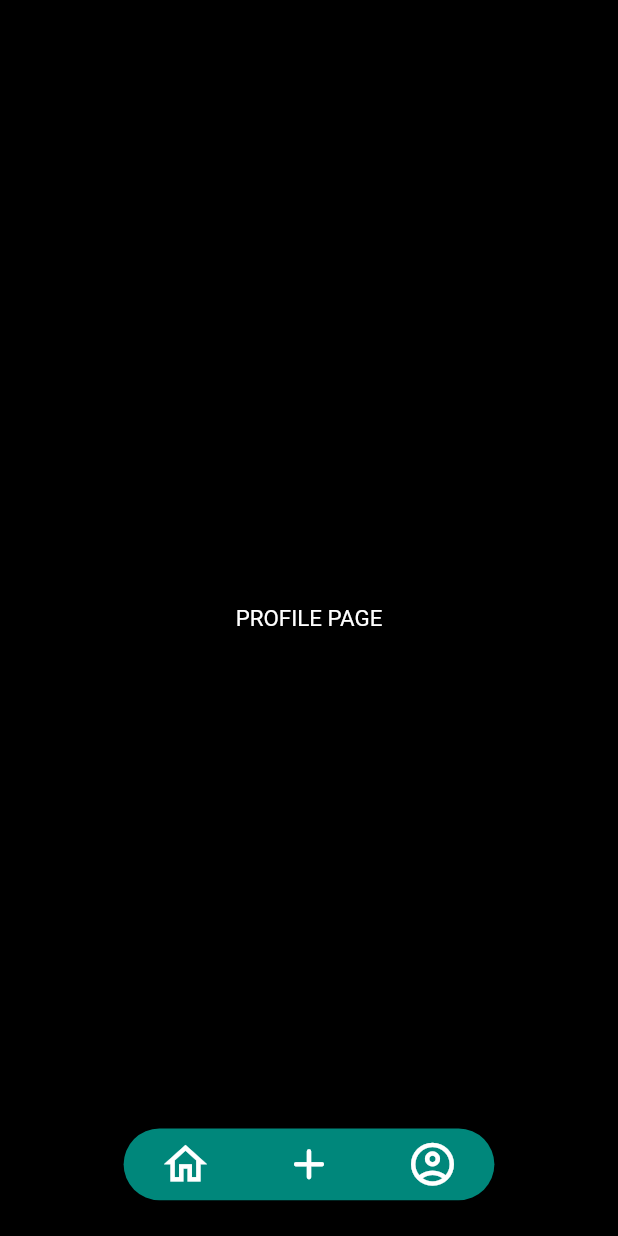
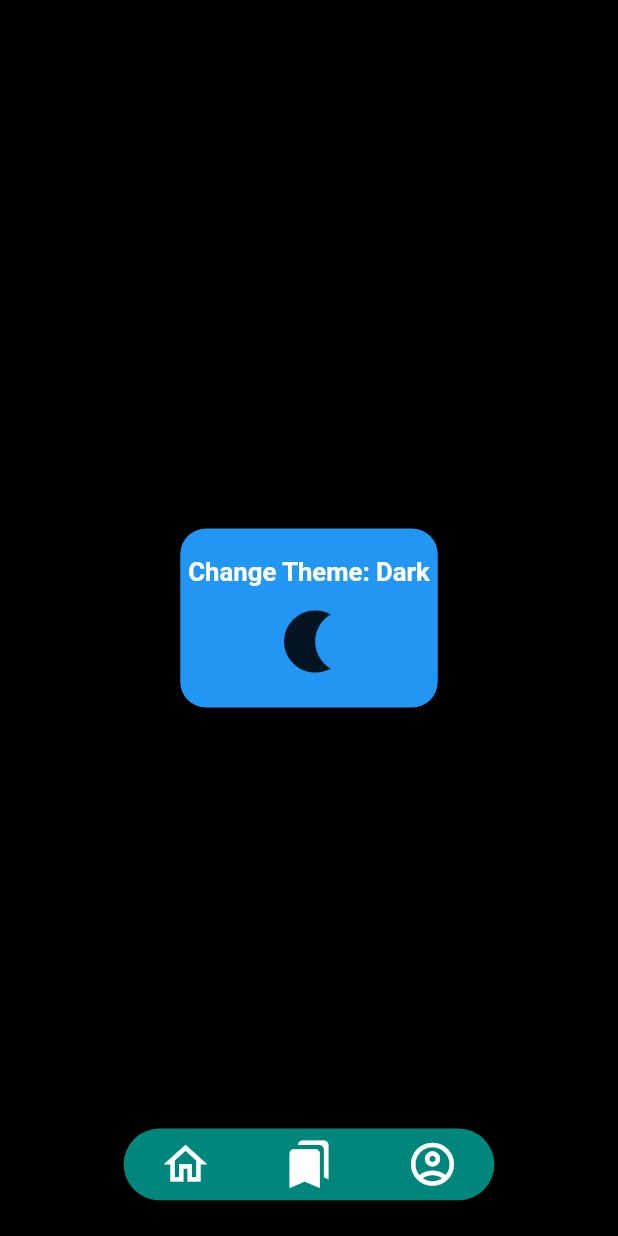
Before and after one commit to Wamwea/clean_architecture, a Flutter app: the screen it shows after launch, after a tap on the "account circle" icon, on a phone screen of 412 x 824 dp. Run offline on Flutter 3.47's test engine with Material 2 defaults, Android fonts, the phone set to English and light mode, and no system bars; our stand-ins replace cached_network_image, card_swiper, dartz, dio, equatable, flutter_hooks and 11 more; missing offline and left inert: webfeed; accounts and stored records are empty; network calls fail.

Commit message:
fixes and refactors

```diff
--- a/lib/main.dart
+++ b/lib/main.dart
@@ -1,6 +1,7 @@
 import 'package:clean_architecture/injector.dart' as di;
 import 'package:clean_architecture/presentation/styling/theme_provider.dart';
 import 'package:clean_architecture/presentation/views/home_page.dart';
+import 'package:clean_architecture/presentation/views/splash_screen.dart';
 import 'package:flutter/material.dart';
 import 'package:flutter_hooks/flutter_hooks.dart';
 import 'package:flutter_riverpod/flutter_riverpod.dart';
@@ -18,28 +19,13 @@ void main() async {
           builder: (context) => const MyApp())));
 }
 
-class MyApp extends ConsumerStatefulWidget {
+class MyApp extends StatelessWidget {
   const MyApp({Key? key}) : super(key: key);
 
   @override
-  ConsumerState<MyApp> createState() => _MyAppState();
-}
-
-class _MyAppState extends ConsumerState<MyApp> {
-  @override
-  void initState() {
-    ref.read(darkModeProvider.notifier).getTheme();
-    super.initState();
-  }
-
-  @override
   Widget build(BuildContext context) {
-    return MaterialApp(
-      title: 'Flutter Demo',
-      theme: ThemeData(
-        primarySwatch: Colors.blue,
-      ),
-      home: const HomeScreen(),
+    return const MaterialApp(
+      home: SplashScreen(),
     );
   }
 }
--- a/lib/presentation/styling/theme_provider.dart
+++ b/lib/presentation/styling/theme_provider.dart
@@ -7,7 +7,7 @@ import '../../domain/repositories/local_repository.dart';
 class DarkMode extends StateNotifier<bool> {
   DarkMode() : super(true);
 
-  getTheme() async {
+  Future<void> getTheme() async {
     var response = await locator<LocalRepository>().getTheme();
     response.fold((l) {}, (r) {
       state = r;
--- a/lib/presentation/views/home_page.dart
+++ b/lib/presentation/views/home_page.dart
@@ -37,9 +37,8 @@ class HomeScreen extends ConsumerWidget {
           appBar: ref.watch(toggleProvider)
               ? AppBar(
                   automaticallyImplyLeading: false,
-                  backgroundColor: ref.watch(darkModeProvider)
-                      ? Colors.black
-                      : const Color.fromARGB(255, 71, 59, 59),
+                  backgroundColor:
+                      ref.watch(darkModeProvider) ? Colors.black : Colors.teal,
                   title: Row(
                       mainAxisAlignment: MainAxisAlignment.center,
                       children: [
--- /dev/null
+++ b/lib/presentation/views/profile_page.dart
@@ -0,0 +1,54 @@
+import 'package:clean_architecture/presentation/styling/styles.dart';
+import 'package:flutter_riverpod/flutter_riverpod.dart';
+import 'package:flutter/material.dart';
+import 'package:flutter_screenutil/flutter_screenutil.dart';
+
+import '../styling/theme_provider.dart';
+import '../widgets/scaffold_widget.dart';
+import '../widgets/text_widget.dart';
+
+class ProfilePage extends ConsumerWidget {
+  const ProfilePage({Key? key}) : super(key: key);
+
+  @override
+  Widget build(BuildContext context, WidgetRef ref) {
+    return NiuzzScaffold(
+        body: Center(
+          child: Container(
+            decoration: BoxDecoration(
+                color:
+                    ref.watch(darkModeProvider) ? Colors.blue : Colors.orange,
+                borderRadius: BorderRadius.all(Radius.circular(15.r))),
+            height: 100.h,
+            width: 150.w,
+            child: GestureDetector(
+                onTap: () =>
+                    ref.read(darkModeProvider.notifier).toggleDarkMode(),
+                child: Column(
+                  mainAxisAlignment: MainAxisAlignment.center,
+                  children: [
+                    NiuzzText(
+                      'Change Theme: ${ref.watch(darkModeProvider) ? 'Dark' : 'Light'}',
+                      style: labelTextStyle,
+                    ),
+                    SizedBox(
+                      height: 10.h,
+                    ),
+                    AnimatedSwitcher(
+                        duration: const Duration(seconds: 1),
+                        child: ref.watch(darkModeProvider)
+                            ? Icon(
+                                Icons.nightlight,
+                                size: 50.sm,
+                              )
+                            : Icon(
+                                Icons.sunny,
+                                size: 50.sm,
+                              )),
+                  ],
+                )),
+          ),
+        ),
+        showBottomBar: true);
+  }
+}
--- /dev/null
+++ b/lib/presentation/views/splash_screen.dart
@@ -0,0 +1,50 @@
+import 'package:clean_architecture/presentation/styling/styles.dart';
+import 'package:clean_architecture/presentation/styling/theme_provider.dart';
+import 'package:clean_architecture/presentation/views/home_page.dart';
+import 'package:clean_architecture/presentation/widgets/scaffold_widget.dart';
+import 'package:flutter/material.dart';
+import 'package:flutter_riverpod/flutter_riverpod.dart';
+import 'package:flutter_spinkit/flutter_spinkit.dart';
+
+class SplashScreen extends ConsumerStatefulWidget {
+  const SplashScreen({Key? key}) : super(key: key);
+
+  @override
+  ConsumerState<SplashScreen> createState() => _SplashScreenState();
+}
+
+class _SplashScreenState extends ConsumerState<SplashScreen> {
+  @override
+  void initState() {
+    initializeApp();
+    super.initState();
+  }
+
+  void initializeApp() async {
+    await ref.read(darkModeProvider.notifier).getTheme();
+    await Future.delayed(Duration(seconds: 2));
+    Navigator.push(
+        context, MaterialPageRoute(builder: (context) => const HomeScreen()));
+  }
+
+  @override
+  Widget build(BuildContext context) {
+    return Scaffold(
+      backgroundColor: Colors.black,
+      body: Column(
+        mainAxisAlignment: MainAxisAlignment.center,
+        children: [
+          Text('NIUZZ',
+              style: normalTextStyle.copyWith(
+                  fontStyle: FontStyle.italic,
+                  fontSize: 50,
+                  color: Colors.white)),
+          const SizedBox(
+            height: 10,
+          ),
+          const SpinKitPianoWave(color: Colors.pinkAccent)
+        ],
+      ),
+    );
+  }
+}
--- /dev/null
+++ b/lib/presentation/widgets/bottom_bar.dart
@@ -0,0 +1,96 @@
+import 'package:clean_architecture/presentation/widgets/text_widget.dart';
+import 'package:flutter/material.dart';
+import 'package:flutter_riverpod/flutter_riverpod.dart';
+import 'package:flutter_screenutil/flutter_screenutil.dart';
+
+import '../views/home_page.dart';
+import '../views/profile_page.dart';
+import '../views/saved_news_page.dart';
+
+class NiuzzBottomBar extends ConsumerWidget {
+  const NiuzzBottomBar({
+    Key? key,
+    required this.showBottomBar,
+  }) : super(key: key);
+
+  final bool showBottomBar;
+
+  @override
+  Widget build(BuildContext context, WidgetRef ref) {
+    return AnimatedOpacity(
+      duration: const Duration(milliseconds: 300),
+      opacity: showBottomBar ? 1 : 0,
+      child: Hero(
+        tag: 'hero',
+        child: Padding(
+          padding: EdgeInsets.only(bottom: 20.h),
+          child: Align(
+            alignment: Alignment.bottomCenter,
+            child: Container(
+              height: 40.h,
+              clipBehavior: Clip.hardEdge,
+              width: MediaQuery.of(context).size.width * 0.6,
+              decoration: BoxDecoration(
+                  color: Colors.teal.withOpacity(0.9),
+                  borderRadius: BorderRadius.all(
+                    Radius.circular(30.r),
+                  )),
+              child: ClipRRect(
+                borderRadius: BorderRadius.all(
+                  Radius.circular(30.r),
+                ),
+                child: Row(
+                  children: [
+                    Expanded(
+                      child: GestureDetector(
+                        onTap: () => Navigator.push(
+                            context,
+                            MaterialPageRoute(
+                                builder: (context) => const HomeScreen())),
+                        child: Center(
+                            child: Icon(
+                          Icons.home_outlined,
+                          color: Colors.white,
+                          size: 30.r,
+                        )),
+                      ),
+                    ),
+                    Expanded(
+                      child: GestureDetector(
+                        onTap: () => Navigator.push(
+                            context,
+                            MaterialPageRoute(
+                                builder: (context) => const SavedNewsPage())),
+                        child: Center(
+                            child: Icon(
+                          Icons.bookmarks,
+                          color: Colors.white,
+                          size: 30.r,
+                        )),
+                      ),
+                    ),
+                    Expanded(
+                      child: GestureDetector(
+                        onTap: () => Navigator.push(
+                          context,
+                          MaterialPageRoute(
+                              builder: (context) => const ProfilePage()),
+                        ),
+                        child: Center(
+                            child: Icon(
+                          Icons.account_circle_outlined,
+                          color: Colors.white,
+                          size: 30.r,
+                        )),
+                      ),
+                    ),
+                  ],
+                ),
+              ),
+            ),
+          ),
+        ),
+      ),
+    );
+  }
+}
--- a/lib/presentation/widgets/scaffold_widget.dart
+++ b/lib/presentation/widgets/scaffold_widget.dart
@@ -1,10 +1,8 @@
 import 'package:clean_architecture/presentation/styling/theme_provider.dart';
-import 'package:clean_architecture/presentation/views/saved_news_page.dart';
-import 'package:clean_architecture/presentation/widgets/text_widget.dart';
 import 'package:flutter/material.dart';
 import 'package:flutter_riverpod/flutter_riverpod.dart';
-import 'package:flutter_screenutil/flutter_screenutil.dart';
-import '../views/home_page.dart';
+
+import 'bottom_bar.dart';
 
 class NiuzzScaffold extends ConsumerWidget {
   const NiuzzScaffold(
@@ -28,94 +26,3 @@ class NiuzzScaffold extends ConsumerWidget {
     );
   }
 }
-
-class NiuzzBottomBar extends StatelessWidget {
-  const NiuzzBottomBar({
-    Key? key,
-    required this.showBottomBar,
-  }) : super(key: key);
-
-  final bool showBottomBar;
-
-  @override
-  Widget build(BuildContext context) {
-    return AnimatedOpacity(
-      duration: const Duration(milliseconds: 300),
-      opacity: showBottomBar ? 1 : 0,
-      child: Hero(
-        tag: 'hero',
-        child: Padding(
-          padding: EdgeInsets.only(bottom: 20.h),
-          child: Align(
-            alignment: Alignment.bottomCenter,
-            child: Container(
-              height: 40.h,
-              clipBehavior: Clip.hardEdge,
-              width: MediaQuery.of(context).size.width * 0.6,
-              decoration: BoxDecoration(
-                  color: Colors.teal.withOpacity(0.9),
-                  borderRadius: BorderRadius.all(
-                    Radius.circular(30.r),
-                  )),
-              child: ClipRRect(
-                borderRadius: BorderRadius.all(
-                  Radius.circular(30.r),
-                ),
-                child: Row(
-                  children: [
-                    Expanded(
-                      child: GestureDetector(
-                        onTap: () => Navigator.push(
-                            context,
-                            MaterialPageRoute(
-                                builder: (context) => const HomeScreen())),
-                        child: Center(
-                            child: Icon(
-                          Icons.home_outlined,
-                          color: Colors.white,
-                          size: 30.r,
-                        )),
-                      ),
-                    ),
-                    Expanded(
-                      child: GestureDetector(
-                        onTap: () => Navigator.push(
-                            context,
-                            MaterialPageRoute(
-                                builder: (context) => const SavedNewsPage())),
-                        child: Center(
-                            child: Icon(
-                          Icons.add_rounded,
-                          color: Colors.white,
-                          size: 30.r,
-                        )),
-                      ),
-                    ),
-                    Expanded(
-                      child: GestureDetector(
-                        onTap: () => Navigator.push(
-                            context,
-                            MaterialPageRoute(
-                                builder: (context) => const NiuzzScaffold(
-                                    body: Center(
-                                      child: NiuzzText('PROFILE PAGE'),
-                                    ),
-                                    showBottomBar: true))),
-                        child: Center(
-                            child: Icon(
-                          Icons.account_circle_outlined,
-                          color: Colors.white,
-                          size: 30.r,
-                        )),
-                      ),
-                    ),
-                  ],
-                ),
-              ),
-            ),
-          ),
-        ),
-      ),
-    );
-  }
-}
```
